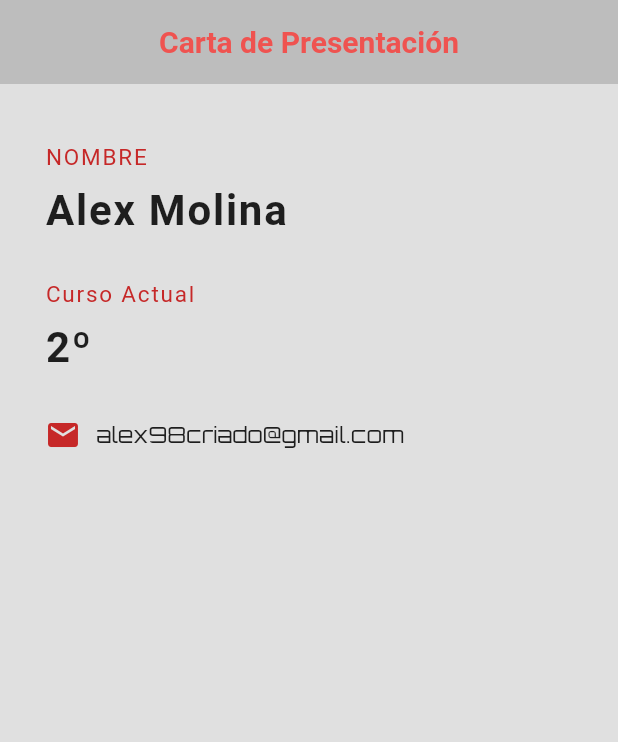
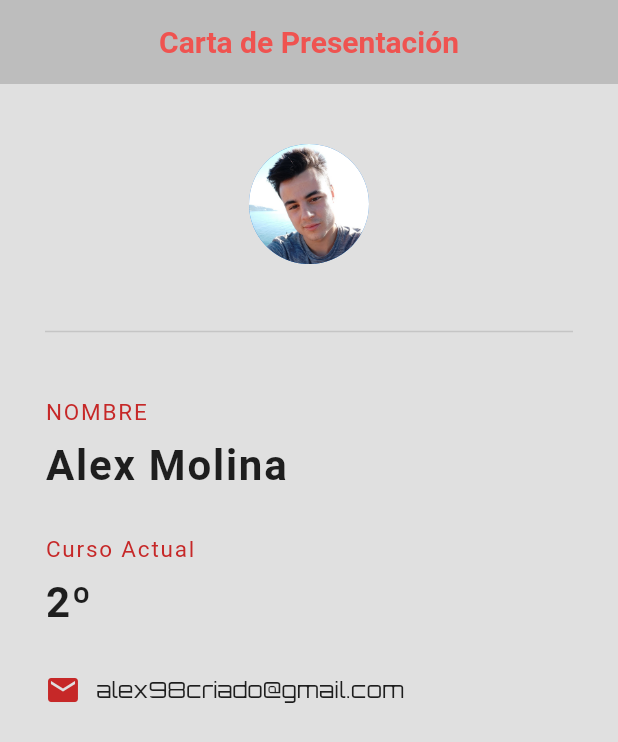
Before and after one commit to AlexMolina08/alex_id, a Flutter app: the screen it shows after launch, on a phone screen of 412 x 824 dp. Shown: the top 742 px of the screen. Run offline on Flutter 3.47's test engine with Material 2 defaults, Android fonts, the phone set to English and light mode, and no system bars.

Commit message:
Añadida Imagen y un Divider

```diff
--- a/lib/main.dart
+++ b/lib/main.dart
@@ -15,7 +15,6 @@ class AlexCard extends StatelessWidget{
         title: Text(
           "Carta de Presentación" ,
           style:TextStyle(color: Colors.red[400] , fontWeight: FontWeight.bold),
-
         ),
         centerTitle: true,
         backgroundColor: Colors.grey[400],
@@ -27,10 +26,22 @@ class AlexCard extends StatelessWidget{
         padding: EdgeInsets.fromLTRB(30.0, 40.0, 30.0, 0.0),
         //Creamos la columna (Va a ser el Layout de la app)
         child:Column(
-
           crossAxisAlignment: CrossAxisAlignment.start,
 
           children: <Widget>[
+
+            Center(
+              child:CircleAvatar(
+                backgroundImage: AssetImage('assets/user.png'),
+                radius: 40.0
+              ),
+            ),
+
+            Divider(
+              height: 90.0,
+              thickness: 1.0,
+            ),
+
             Text(
               'NOMBRE',
               style: TextStyle(
--- a/pubspec.yaml
+++ b/pubspec.yaml
@@ -41,10 +41,8 @@ flutter:
   uses-material-design: true
 
   # To add assets to your application, add an assets section, like this:
-  # assets:
-  #  - images/a_dot_burr.jpeg
-  #  - images/a_dot_ham.jpeg
-
+  assets:
+    - assets/
   # An image asset can refer to one or more resolution-specific "variants", see
   # https://flutter.dev/assets-and-images/#resolution-aware.
 
```
Also changed, not shown: assets/user.png.
